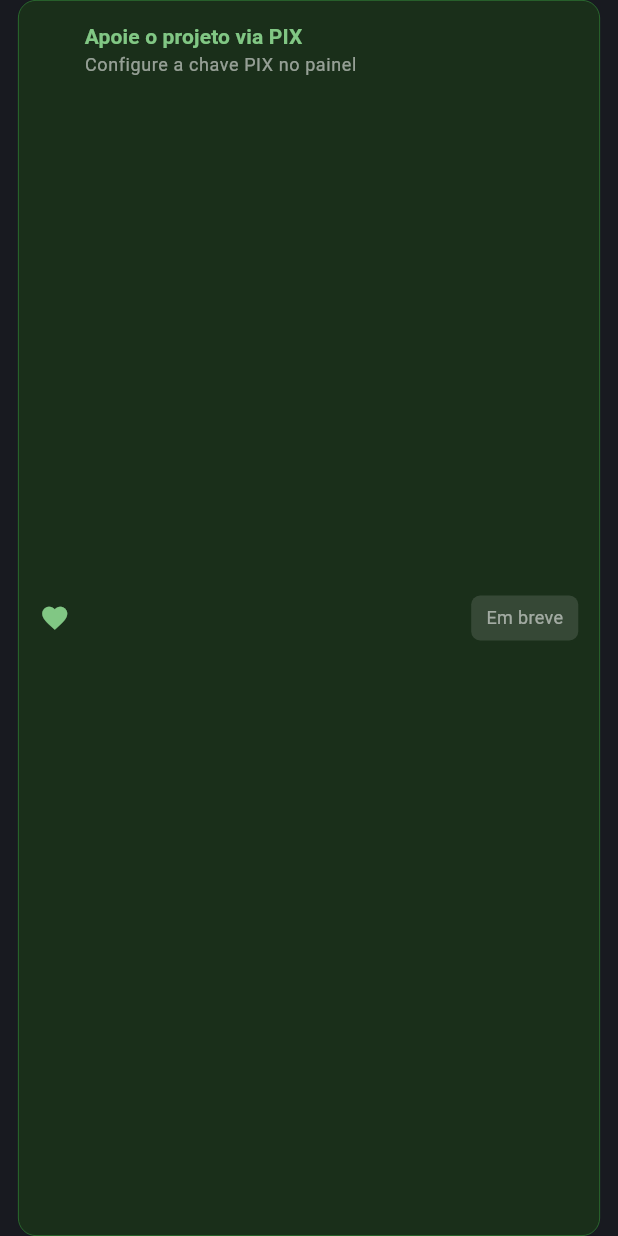
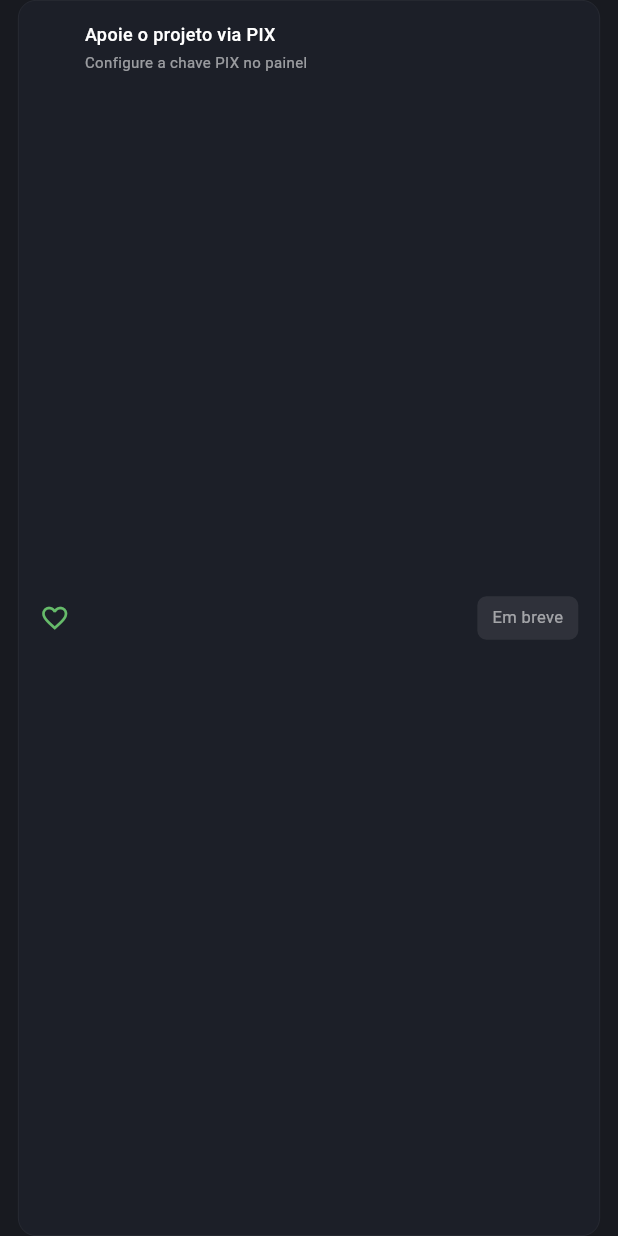
Before and after one commit to Gflopes1/PermutaPolicial, a Flutter app: the DashboardPixFooter widget shown alone on an empty page, opened directly, on a phone screen of 412 x 824 dp. Run offline on Flutter 3.47's test engine with Material 3 defaults, Android fonts, the phone set to English and light mode, and no system bars; our stand-ins replace app_links, cached_network_image, connectivity_plus, drift, dropdown_search, firebase_core and 20 more; missing offline and left inert: dart:js_interop, dart:ui_web, flutter_map_marker_cluster, google_mlkit_text_recognition, webview_flutter_web; accounts and stored records are empty; generated files the repository leaves out were written again; network calls fail.

Commit message:
Polish dashboard UX: compact cards, remove duplicate Permutas Inteligentes, add Hero CTA, tone down PIX footer
- Fix tall/empty Acesso rápido cards: increase childAspectRatio from 0.85 to 1.15
- Remove duplicate Permutas Inteligentes from Acesso rápido (keep only BETA card in Comunidade)
- Add Calendário to Acesso rápido replacing duplicate PI entry
- Add contextual CTA button in Hero card: 'Completar perfil', 'Ver matches', 'Gerenciar vaga', or 'Ajustar intenções'
- Make Ferramentas grid more compact on desktop: responsive childAspectRatio (2.2 on wide, 1.6 on mobile)
- Tone down PIX footer colors: from bright green (#1A2F1A, #2E7D32, #81C784) to subtle neutral green (#66BB6A on dark card)
- Tighten section spacing for better visual rhythm (14px between major sections)
- Keep Campo Minado removed from dashboard as instructed

Co-authored-by: Gflopes1 <Gflopes1@users.noreply.github.com>

```diff
--- a/permuta_policial/lib/features/dashboard/widgets/dashboard_pix_footer.dart
+++ b/permuta_policial/lib/features/dashboard/widgets/dashboard_pix_footer.dart
@@ -43,15 +43,15 @@ class _DashboardPixFooterState extends State<DashboardPixFooter> {
       child: Container(
         padding: const EdgeInsets.all(14),
         decoration: BoxDecoration(
-          color: const Color(0xFF1A2F1A),
+          color: const Color(0xFF1C1F28),
           borderRadius: BorderRadius.circular(12),
-          border: Border.all(color: const Color(0xFF2E7D32), width: 0.5),
+          border: Border.all(color: const Color(0xFF2A2D36), width: 0.5),
         ),
         child: Row(
           children: [
             Semantics(
               label: 'Apoio ao projeto',
-              child: const Icon(Icons.favorite, color: Color(0xFF81C784), size: 20),
+              child: const Icon(Icons.favorite_outline, color: Color(0xFF66BB6A), size: 20),
             ),
             const SizedBox(width: 10),
             Expanded(
@@ -60,15 +60,19 @@ class _DashboardPixFooterState extends State<DashboardPixFooter> {
                 children: [
                   Text(
                     _titulo,
-                    style: Theme.of(context).textTheme.titleSmall?.copyWith(
-                          color: const Color(0xFF81C784),
-                        ),
+                    style: const TextStyle(
+                      color: Colors.white,
+                      fontSize: 12,
+                      fontWeight: FontWeight.w500,
+                    ),
                   ),
+                  const SizedBox(height: 2),
                   Text(
                     hasPixKey ? _mensagem : 'Configure a chave PIX no painel',
-                    style: Theme.of(context).textTheme.bodySmall?.copyWith(
-                          color: Colors.white54,
-                        ),
+                    style: const TextStyle(
+                      color: Color(0x8FFFFFFF),
+                      fontSize: 10,
+                    ),
                   ),
                 ],
               ),
@@ -82,6 +86,8 @@ class _DashboardPixFooterState extends State<DashboardPixFooter> {
                     backgroundColor: const Color(0xFF2E7D32),
                     foregroundColor: Colors.white,
                     padding: const EdgeInsets.symmetric(horizontal: 10, vertical: 6),
+                    minimumSize: Size.zero,
+                    tapTargetSize: MaterialTapTargetSize.shrinkWrap,
                   ),
                   onPressed: () {
                     Clipboard.setData(ClipboardData(text: _chavePix!));
@@ -89,21 +95,21 @@ class _DashboardPixFooterState extends State<DashboardPixFooter> {
                       const SnackBar(content: Text('Chave PIX copiada! Obrigado pelo apoio.')),
                     );
                   },
-                  child: const Text('Copiar'),
+                  child: const Text('Copiar', style: TextStyle(fontSize: 11)),
                 ),
               )
             else
               Container(
                 padding: const EdgeInsets.symmetric(horizontal: 10, vertical: 6),
                 decoration: BoxDecoration(
-                  color: Colors.white12,
+                  color: const Color(0x15FFFFFF),
                   borderRadius: BorderRadius.circular(6),
                 ),
                 child: const Text(
                   'Em breve',
                   style: TextStyle(
-                    color: Colors.white54,
-                    fontSize: 12,
+                    color: Color(0x8FFFFFFF),
+                    fontSize: 11,
                   ),
                 ),
               ),
```
Also changed, not shown: permuta_policial/lib/features/dashboard/screens/dashboard_screen_v3.dart (+64 -17 lines).
